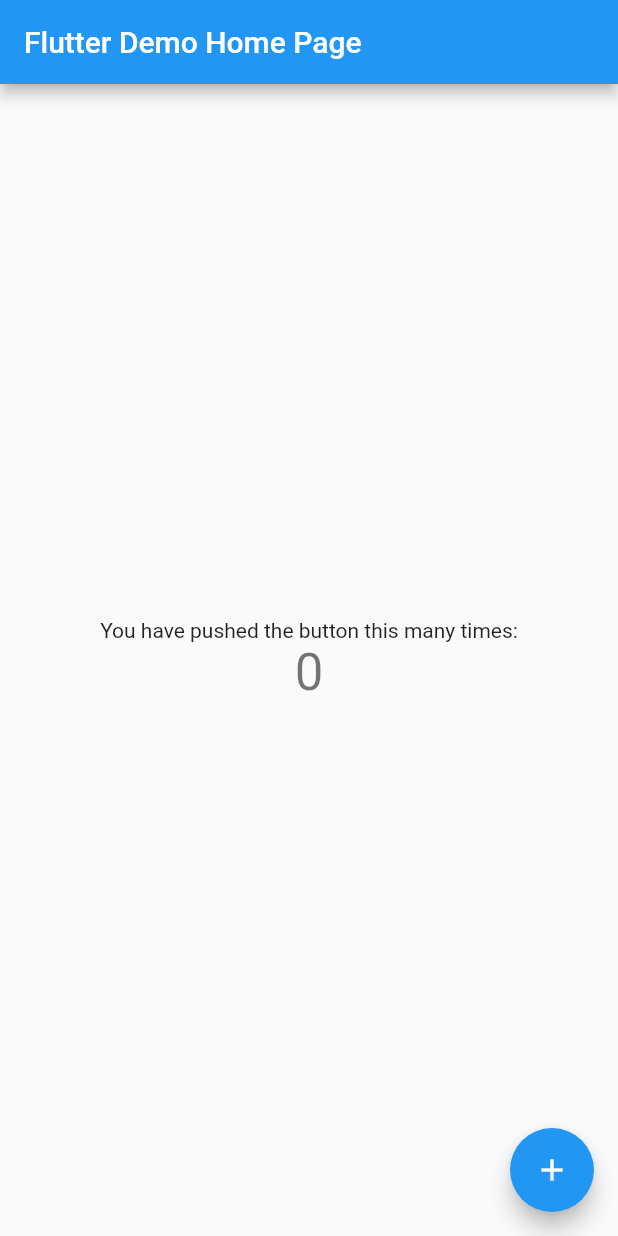
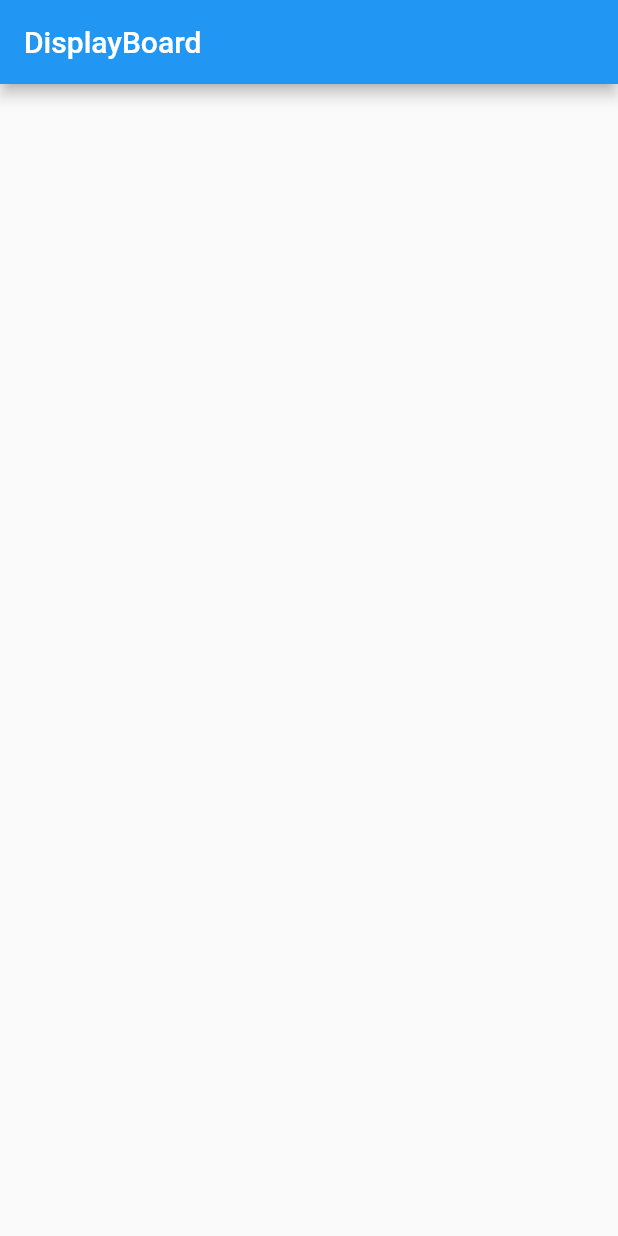
Before and after one commit to IceVanilla/FlutterCase, a Flutter app: the screen it shows after launch, on a phone screen of 412 x 824 dp. Run offline on Flutter 3.47's test engine with Material 2 defaults, Android fonts, the phone set to English and light mode, and no system bars.

Commit message:
displayboard: initial
初始化空白页面

```diff
--- a/displayboard/lib/main.dart
+++ b/displayboard/lib/main.dart
@@ -1,115 +1,29 @@
 import 'package:flutter/material.dart';
 
-void main() {
-  runApp(const MyApp());
-}
+void main() => runApp(MyApp());
 
 class MyApp extends StatelessWidget {
-  const MyApp({Key? key}) : super(key: key);
-
-  // This widget is the root of your application.
   @override
   Widget build(BuildContext context) {
     return MaterialApp(
-      title: 'Flutter Demo',
-      theme: ThemeData(
-        // This is the theme of your application.
-        //
-        // Try running your application with "flutter run". You'll see the
-        // application has a blue toolbar. Then, without quitting the app, try
-        // changing the primarySwatch below to Colors.green and then invoke
-        // "hot reload" (press "r" in the console where you ran "flutter run",
-        // or simply save your changes to "hot reload" in a Flutter IDE).
-        // Notice that the counter didn't reset back to zero; the application
-        // is not restarted.
-        primarySwatch: Colors.blue,
-      ),
-      home: const MyHomePage(title: 'Flutter Demo Home Page'),
+      title: 'Welcome to Flutter',
+      home: DisplayPage(),
     );
   }
 }
 
-class MyHomePage extends StatefulWidget {
-  const MyHomePage({Key? key, required this.title}) : super(key: key);
-
-  // This widget is the home page of your application. It is stateful, meaning
-  // that it has a State object (defined below) that contains fields that affect
-  // how it looks.
-
-  // This class is the configuration for the state. It holds the values (in this
-  // case the title) provided by the parent (in this case the App widget) and
-  // used by the build method of the State. Fields in a Widget subclass are
-  // always marked "final".
-
-  final String title;
-
+class DisplayPage extends StatefulWidget {
   @override
-  State<MyHomePage> createState() => _MyHomePageState();
+  State<StatefulWidget> createState() => DisplayState();
 }
 
-class _MyHomePageState extends State<MyHomePage> {
-  int _counter = 0;
-
-  void _incrementCounter() {
-    setState(() {
-      // This call to setState tells the Flutter framework that something has
-      // changed in this State, which causes it to rerun the build method below
-      // so that the display can reflect the updated values. If we changed
-      // _counter without calling setState(), then the build method would not be
-      // called again, and so nothing would appear to happen.
-      _counter++;
-    });
-  }
-
+class DisplayState extends State<DisplayPage> {
   @override
   Widget build(BuildContext context) {
-    // This method is rerun every time setState is called, for instance as done
-    // by the _incrementCounter method above.
-    //
-    // The Flutter framework has been optimized to make rerunning build methods
-    // fast, so that you can just rebuild anything that needs updating rather
-    // than having to individually change instances of widgets.
     return Scaffold(
       appBar: AppBar(
-        // Here we take the value from the MyHomePage object that was created by
-        // the App.build method, and use it to set our appbar title.
-        title: Text(widget.title),
+        title: const Text("DisplayBoard"),
       ),
-      body: Center(
-        // Center is a layout widget. It takes a single child and positions it
-        // in the middle of the parent.
-        child: Column(
-          // Column is also a layout widget. It takes a list of children and
-          // arranges them vertically. By default, it sizes itself to fit its
-          // children horizontally, and tries to be as tall as its parent.
-          //
-          // Invoke "debug painting" (press "p" in the console, choose the
-          // "Toggle Debug Paint" action from the Flutter Inspector in Android
-          // Studio, or the "Toggle Debug Paint" command in Visual Studio Code)
-          // to see the wireframe for each widget.
-          //
-          // Column has various properties to control how it sizes itself and
-          // how it positions its children. Here we use mainAxisAlignment to
-          // center the children vertically; the main axis here is the vertical
-          // axis because Columns are vertical (the cross axis would be
-          // horizontal).
-          mainAxisAlignment: MainAxisAlignment.center,
-          children: <Widget>[
-            const Text(
-              'You have pushed the button this many times:',
-            ),
-            Text(
-              '$_counter',
-              style: Theme.of(context).textTheme.headline4,
-            ),
-          ],
-        ),
-      ),
-      floatingActionButton: FloatingActionButton(
-        onPressed: _incrementCounter,
-        tooltip: 'Increment',
-        child: const Icon(Icons.add),
-      ), // This trailing comma makes auto-formatting nicer for build methods.
     );
   }
 }
```
